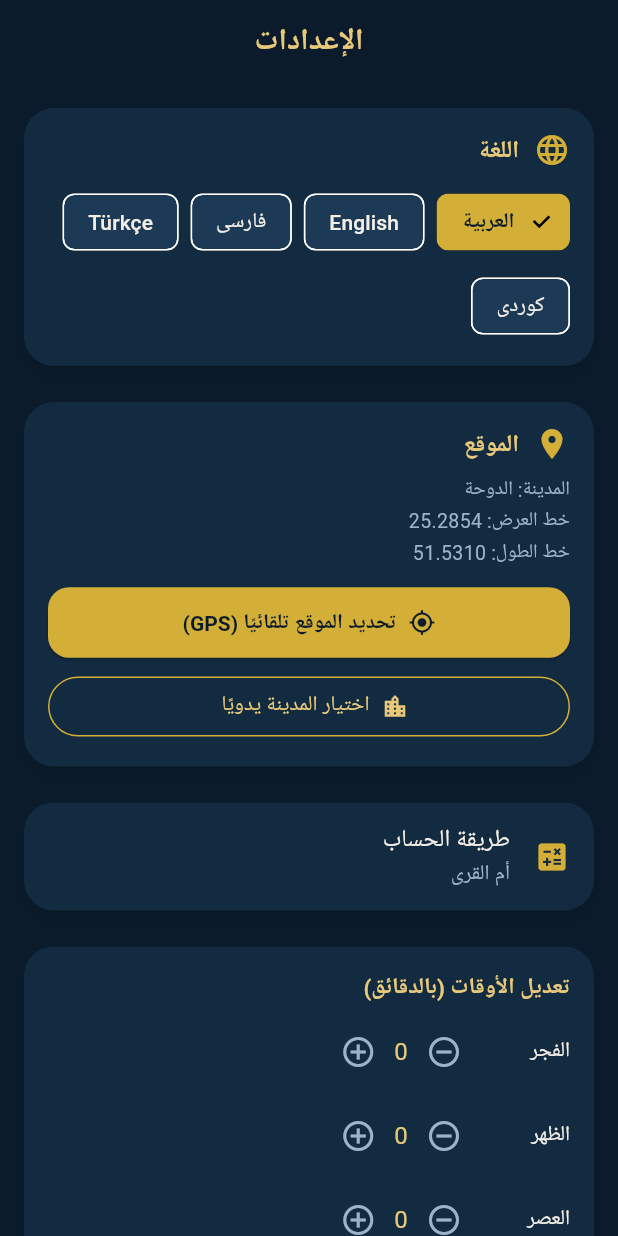
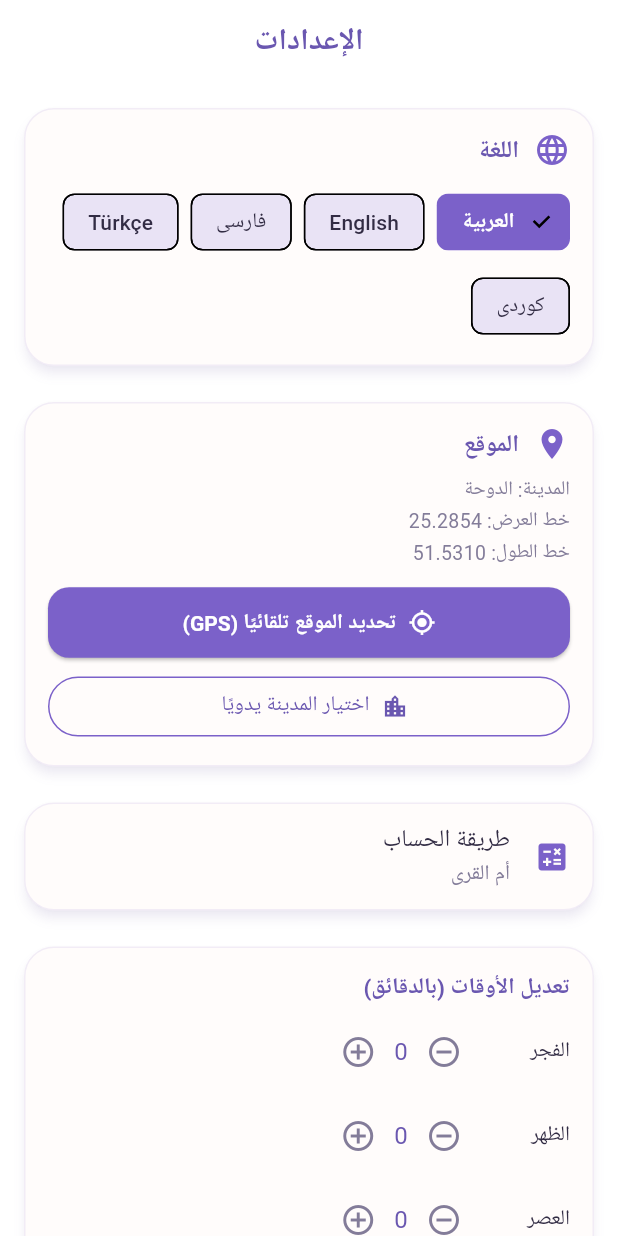
Before and after one commit to abadyalhafi-dev/fajr-app, a Flutter app: the SettingsScreen screen opened directly, after a tap on "العربية", on a phone screen of 412 x 824 dp. Run offline on Flutter 3.47's test engine with Material 3 defaults, Android fonts, the phone set to English and light mode, and no system bars; our stand-ins replace adhan, file_picker, flutter_compass, geolocator, google_fonts, hijri and 3 more; missing offline and left inert: alarm; accounts and stored records are empty; Roboto replaces fonts that are missing (Tajawal).

Commit message:
Add files via upload

```diff
--- a/lib/theme/app_theme.dart
+++ b/lib/theme/app_theme.dart
@@ -1,37 +1,65 @@
 import 'package:flutter/material.dart';
 import 'package:google_fonts/google_fonts.dart';
 
-/// Dark navy + gold theme for the Fajr app.
+/// Light "dawn" theme for Ishraq — matches the app icon: soft peach→blue
+/// gradient sky, white cards, iridescent purple as the lead accent, warm
+/// amber (the sun) as the secondary accent.
+///
+/// NOTE: the semantic names below are kept (navy, gold, cream, ...) so screens
+/// don't all need editing — only their *values* changed to the light palette.
 class AppTheme {
-  // Core palette
-  static const Color navy = Color(0xFF0B1B2B); // deep navy background
-  static const Color navyCard = Color(0xFF132B40); // card surface
-  static const Color navyLight = Color(0xFF1C3A56); // lighter surface / borders
-  static const Color gold = Color(0xFFD4AF37); // primary gold accent
-  static const Color goldSoft = Color(0xFFE8C97A); // softer gold for text
-  static const Color cream = Color(0xFFF3EFE6); // primary readable text
-  static const Color muted = Color(0xFF9FB3C8); // secondary text
+  // Text
+  static const Color cream = Color(0xFF322C44); // PRIMARY text (dark slate)
+  static const Color muted = Color(0xFF837C99); // SECONDARY text (grey-purple)
+
+  // Accents
+  static const Color gold = Color(0xFF7B61C9); // PRIMARY accent → iridescent purple
+  static const Color goldSoft = Color(0xFF6A57B0); // headings / accent text (deep purple)
+  static const Color amber = Color(0xFFEEA23C); // SECONDARY accent → warm sun
+
+  // Surfaces
+  static const Color navy = Color(0xFFFFFFFF); // ON-ACCENT text/icon (white on purple)
+  static const Color navyCard = Color(0xFFFFFCFB); // CARD surface (soft warm white)
+  static const Color navyLight = Color(0xFFE9E3F5); // borders / tracks / unselected (lavender)
+
+  // Dark colors reserved for the Fajr alarm screen (kept dark on purpose).
+  static const Color alarmBg = Color(0xFF0B1B2B);
+  static const Color alarmText = Color(0xFFF3EFE6);
+  static const Color alarmMuted = Color(0xFF9FB3C8);
+  static const Color alarmAccent = Color(0xFFE8C97A);
+
+  // Dawn gradient sky (matches the icon): warm peach → cream → soft periwinkle.
+  static const LinearGradient backgroundGradient = LinearGradient(
+    begin: Alignment.topLeft,
+    end: Alignment.bottomRight,
+    colors: [
+      Color(0xFFF8DAC8), // warm peach (top-left)
+      Color(0xFFF3E7E1), // soft cream (middle)
+      Color(0xFFCBD7EF), // gentle periwinkle blue (bottom-right)
+    ],
+    stops: [0.0, 0.5, 1.0],
+  );
 
   static ThemeData get dark {
-    final base = ThemeData.dark(useMaterial3: true);
+    final base = ThemeData.light(useMaterial3: true);
     final textTheme = GoogleFonts.tajawalTextTheme(base.textTheme).apply(
       bodyColor: cream,
       displayColor: cream,
     );
 
     return base.copyWith(
-      scaffoldBackgroundColor: navy,
+      scaffoldBackgroundColor: Colors.transparent,
       primaryColor: gold,
-      colorScheme: const ColorScheme.dark(
+      colorScheme: const ColorScheme.light(
         primary: gold,
-        secondary: goldSoft,
+        secondary: amber,
         surface: navyCard,
         onPrimary: navy,
         onSurface: cream,
       ),
       textTheme: textTheme,
       appBarTheme: AppBarTheme(
-        backgroundColor: navy,
+        backgroundColor: Colors.transparent,
         elevation: 0,
         centerTitle: true,
         titleTextStyle: GoogleFonts.tajawal(
@@ -43,27 +71,31 @@ class AppTheme {
       ),
       cardTheme: CardThemeData(
         color: navyCard,
-        elevation: 4,
-        shadowColor: Colors.black.withOpacity(0.4),
+        elevation: 3,
+        shadowColor: gold.withOpacity(0.18),
         shape: RoundedRectangleBorder(
           borderRadius: BorderRadius.circular(20),
+          side: BorderSide(
+            color: gold.withOpacity(0.10),
+            width: 1,
+          ),
         ),
         margin: const EdgeInsets.symmetric(vertical: 8, horizontal: 0),
       ),
       switchTheme: SwitchThemeData(
         thumbColor: WidgetStateProperty.resolveWith((states) {
           if (states.contains(WidgetState.selected)) return gold;
-          return muted;
+          return const Color(0xFFB9B2CC);
         }),
         trackColor: WidgetStateProperty.resolveWith((states) {
           if (states.contains(WidgetState.selected)) {
-            return gold.withOpacity(0.4);
+            return gold.withOpacity(0.35);
           }
           return navyLight;
         }),
       ),
       bottomNavigationBarTheme: const BottomNavigationBarThemeData(
-        backgroundColor: navyCard,
+        backgroundColor: Color(0xFFFDF8F6),
         selectedItemColor: gold,
         unselectedItemColor: muted,
         type: BottomNavigationBarType.fixed,
```
